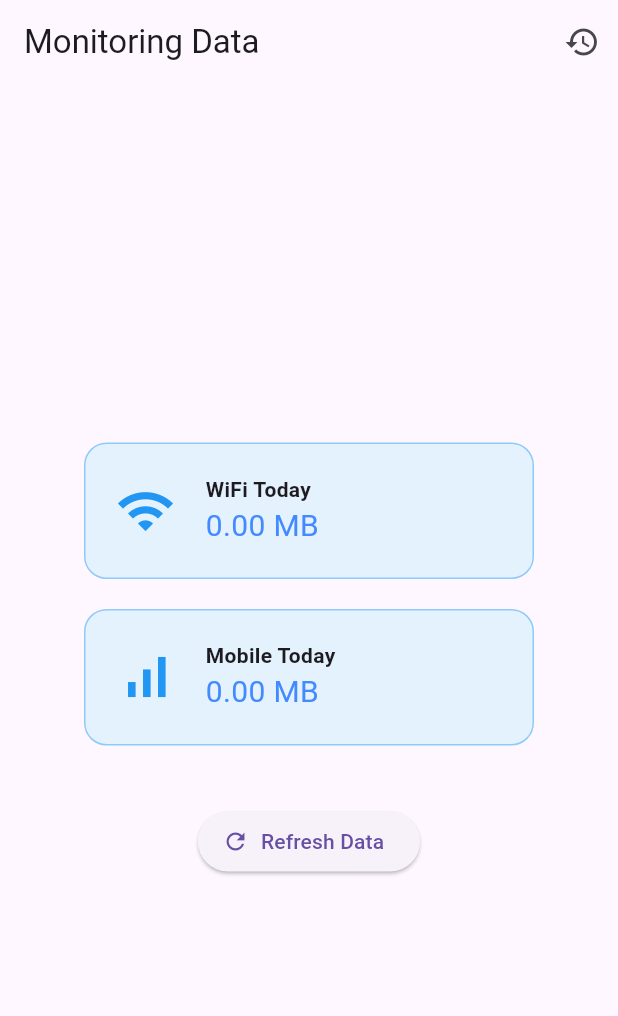
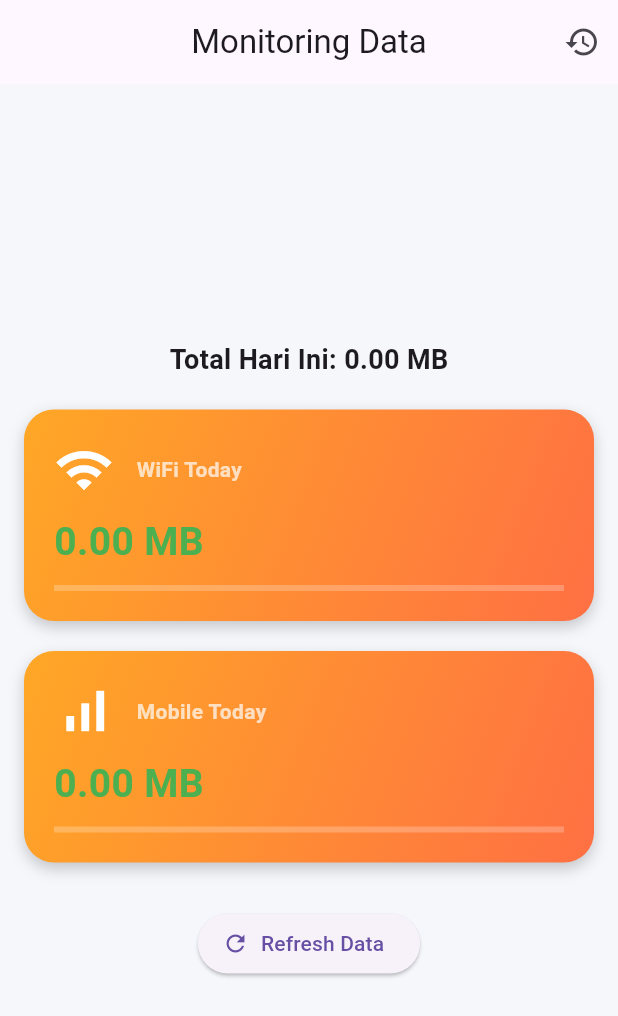
Before and after one commit to aisyahesahh54/pratikum_limit_kuota_kelompok6, a Flutter app: the screen it shows after launch, after a tap on "Refresh Data", on a phone screen of 412 x 824 dp. Shown: the top 1016 px of the screen. Run offline on Flutter 3.47's test engine with Material 3 defaults, Android fonts, the phone set to English and light mode, and no system bars; our stand-ins replace sqflite; missing offline and left inert: android_intent_plus; accounts and stored records are empty.

Commit message:
Update network_page.dart

```diff
--- a/lib/src/features/monitoring/network_page.dart
+++ b/lib/src/features/monitoring/network_page.dart
@@ -1,10 +1,9 @@
 import 'package:flutter/material.dart';
 import 'package:flutter/services.dart';
-import 'package:intl/intl.dart'; // Import intl untuk format tanggal
+import 'package:intl/intl.dart';
 import 'package:pratikum_limit_kuota_kelompok6/src/core/data/database_helper.dart';
 import 'package:pratikum_limit_kuota_kelompok6/src/core/services/intent_helper.dart';
-import 'package:pratikum_limit_kuota_kelompok6/src/features/monitoring/history_page.dart'; // Import History Page
-
+import 'package:pratikum_limit_kuota_kelompok6/src/features/monitoring/history_page.dart';
 
 class Network extends StatefulWidget {
   const Network({super.key});
@@ -19,33 +18,40 @@ class _NetworkState extends State<Network> {
   String wifiUsage = "0.00 MB";
   String mobileUsage = "0.00 MB";
 
+  @override
+  void initState() {
+    super.initState();
+    fetchUsage();
+
+    // Auto refresh tiap 10 detik
+    Future.delayed(const Duration(seconds: 10), () {
+      fetchUsage();
+    });
+  }
+
   Future<void> fetchUsage() async {
     try {
-      // Sekarang result adalah Map
-      final Map<dynamic, dynamic> result = await platform.invokeMethod(
-        'getTodayUsage',
-      );
+      final Map<dynamic, dynamic> result =
+          await platform.invokeMethod('getTodayUsage');
 
-      // --- LOGIKA PENYIMPANAN KE SQLITE ---
-      // Ambil tanggal hari ini dalam format YYYY-MM-DD
       String todayDate = DateFormat('yyyy-MM-dd').format(DateTime.now());
 
-      // Ambil nilai integer (raw bytes) dari result
       int wifiBytes = result['wifi'] ?? 0;
       int mobileBytes = result['mobile'] ?? 0;
 
-      // Simpan ke database (akan update jika tanggal hari ini sudah ada)
       await DatabaseHelper.instance.insertOrUpdate(
         todayDate,
         wifiBytes,
         mobileBytes,
       );
-      // ------------------------------------
 
       setState(() {
-        wifiUsage = _formatBytes(result['wifi']);
-        mobileUsage = _formatBytes(result['mobile']);
+        wifiUsage = _formatBytes(wifiBytes);
+        mobileUsage = _formatBytes(mobileBytes);
       });
+
+      // Cek limit
+      checkLimitAndWarn(wifiBytes + mobileBytes);
     } on PlatformException catch (e) {
       if (e.code == "PERMISSION_DENIED") {
         _showPermissionDialog();
@@ -62,8 +68,26 @@ class _NetworkState extends State<Network> {
     return "${mb.toStringAsFixed(2)} MB";
   }
 
+  double _calculatePercentage(String value) {
+    double number = double.tryParse(value.split(" ")[0]) ?? 0;
+    double limit = 1024;
+    return (number / limit).clamp(0, 1);
+  }
+
+  Color _getUsageColor(String value) {
+    double number = double.tryParse(value.split(" ")[0]) ?? 0;
+    if (number >= 900) return Colors.red;
+    if (number >= 700) return Colors.orange;
+    return Colors.green;
+  }
+
+  String _totalUsage() {
+    double wifi = double.tryParse(wifiUsage.split(" ")[0]) ?? 0;
+    double mobile = double.tryParse(mobileUsage.split(" ")[0]) ?? 0;
+    return "${(wifi + mobile).toStringAsFixed(2)} MB";
+  }
+
   Future<void> checkLimitAndWarn(int currentUsage) async {
-    // 1024 MB dalam Bytes
     int limitInBytes = 1024 * 1024 * 1024;
 
     if (currentUsage >= limitInBytes) {
@@ -72,9 +96,7 @@ class _NetworkState extends State<Network> {
         builder: (context) => AlertDialog(
           title: const Text("Batas Kuota Tercapai!"),
           content: const Text(
-            "Penggunaan data Anda sudah mencapai mencapai limit. "
-            "Sistem Android tidak mengizinkan aplikasi mematikan internet secara otomatis. "
-            "Silakan aktifkan 'Set Data Limit' di pengaturan sistem agar koneksi terputus otomatis.",
+            "Penggunaan data Anda sudah mencapai limit. Aktifkan 'Set Data Limit' di pengaturan sistem.",
           ),
           actions: [
             TextButton(
@@ -95,18 +117,13 @@ class _NetworkState extends State<Network> {
   }
 
   @override
-  void initState() {
-    super.initState();
-    fetchUsage();
-  }
-
-  @override
   Widget build(BuildContext context) {
     return Scaffold(
+      backgroundColor: const Color(0xFFF5F7FB),
       appBar: AppBar(
         title: const Text('Monitoring Data'),
+        centerTitle: true,
         actions: [
-          // Tombol untuk menuju halaman History
           IconButton(
             icon: const Icon(Icons.history),
             onPressed: () {
@@ -118,14 +135,26 @@ class _NetworkState extends State<Network> {
           ),
         ],
       ),
-      body: Center(
+      body: Padding(
+        padding: const EdgeInsets.all(16),
         child: Column(
           mainAxisAlignment: MainAxisAlignment.center,
           children: [
+            Text(
+              "Total Hari Ini: ${_totalUsage()}",
+              style: const TextStyle(
+                fontSize: 18,
+                fontWeight: FontWeight.bold,
+              ),
+            ),
+            const SizedBox(height: 20),
+
             _usageCard("WiFi Today", wifiUsage, Icons.wifi),
             const SizedBox(height: 20),
-            _usageCard("Mobile Today", mobileUsage, Icons.signal_cellular_alt),
-            const SizedBox(height: 40),
+            _usageCard("Mobile Today", mobileUsage,
+                Icons.signal_cellular_alt),
+
+            const SizedBox(height: 30),
             ElevatedButton.icon(
               onPressed: fetchUsage,
               icon: const Icon(Icons.refresh),
@@ -139,26 +168,54 @@ class _NetworkState extends State<Network> {
 
   Widget _usageCard(String title, String value, IconData icon) {
     return Container(
-      width: 300,
+      width: double.infinity,
       padding: const EdgeInsets.all(20),
       decoration: BoxDecoration(
-        color: Colors.blue.shade50,
-        borderRadius: BorderRadius.circular(15),
-        border: Border.all(color: Colors.blue.shade200),
+        gradient: LinearGradient(
+          colors: [Colors.orange.shade400, Colors.deepOrange.shade400],
+          begin: Alignment.topLeft,
+          end: Alignment.bottomRight,
+        ),
+        borderRadius: BorderRadius.circular(20),
+        boxShadow: [
+          BoxShadow(
+            color: Colors.black.withOpacity(0.2),
+            blurRadius: 8,
+            offset: const Offset(0, 4),
+          )
+        ],
       ),
-      child: Row(
+      child: Column(
+        crossAxisAlignment: CrossAxisAlignment.start,
         children: [
-          Icon(icon, size: 40, color: Colors.blue),
-          const SizedBox(width: 20),
-          Column(
-            crossAxisAlignment: CrossAxisAlignment.start,
+          Row(
             children: [
-              Text(title, style: const TextStyle(fontWeight: FontWeight.bold)),
+              Icon(icon, size: 40, color: Colors.white),
+              const SizedBox(width: 15),
               Text(
-                value,
-                style: const TextStyle(fontSize: 20, color: Colors.blueAccent),
+                title,
+                style: const TextStyle(
+                  color: Colors.white70,
+                  fontWeight: FontWeight.bold,
+                ),
               ),
             ],
+          ),
+          const SizedBox(height: 10),
+          Text(
+            value,
+            style: TextStyle(
+              fontSize: 26,
+              color: _getUsageColor(value),
+              fontWeight: FontWeight.bold,
+            ),
+          ),
+          const SizedBox(height: 10),
+          LinearProgressIndicator(
+            value: _calculatePercentage(value),
+            backgroundColor: Colors.white24,
+            valueColor:
+                const AlwaysStoppedAnimation<Color>(Colors.yellow),
           ),
         ],
       ),
@@ -168,13 +225,12 @@ class _NetworkState extends State<Network> {
   void _showPermissionDialog() {
     showDialog(
       context: context,
-      barrierDismissible: false, // User harus menekan tombol
+      barrierDismissible: false,
       builder: (BuildContext context) {
         return AlertDialog(
           title: const Text("Izin Diperlukan"),
           content: const Text(
-            "Aplikasi membutuhkan izin 'Akses Penggunaan' untuk membaca statistik data internet di perangkat Anda.\n\n"
-            "Silakan aktifkan izin untuk aplikasi ini di halaman pengaturan yang akan terbuka.",
+            "Aplikasi membutuhkan izin akses penggunaan. Silakan aktifkan di pengaturan.",
           ),
           actions: [
             TextButton(
@@ -184,8 +240,6 @@ class _NetworkState extends State<Network> {
             ElevatedButton(
               onPressed: () {
                 Navigator.pop(context);
-                // Memanggil kembali fetchUsage akan memicu Kotlin
-                // untuk membuka halaman pengaturan lagi
                 fetchUsage();
               },
               child: const Text("Buka Pengaturan"),
```
